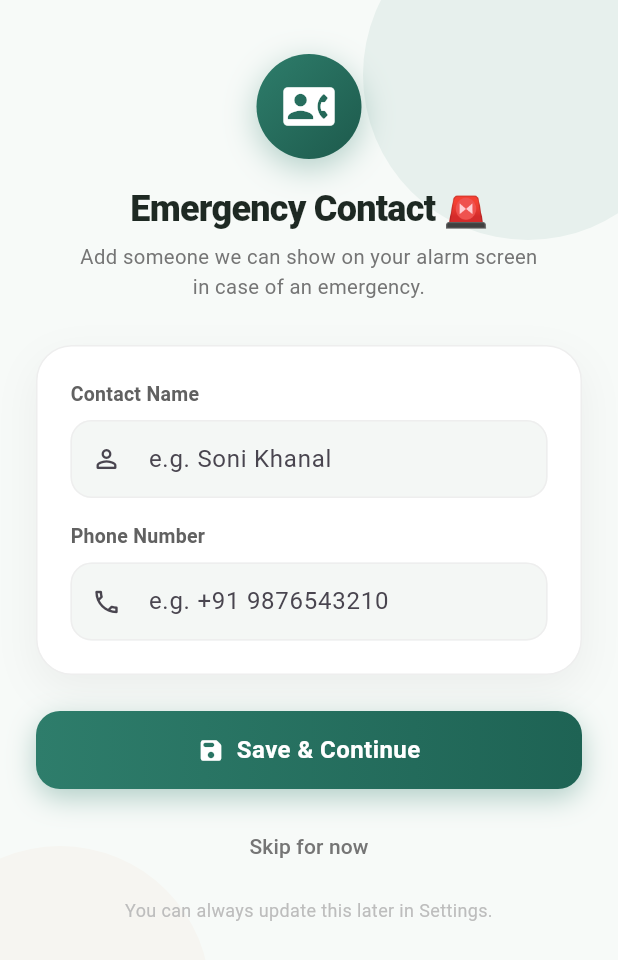
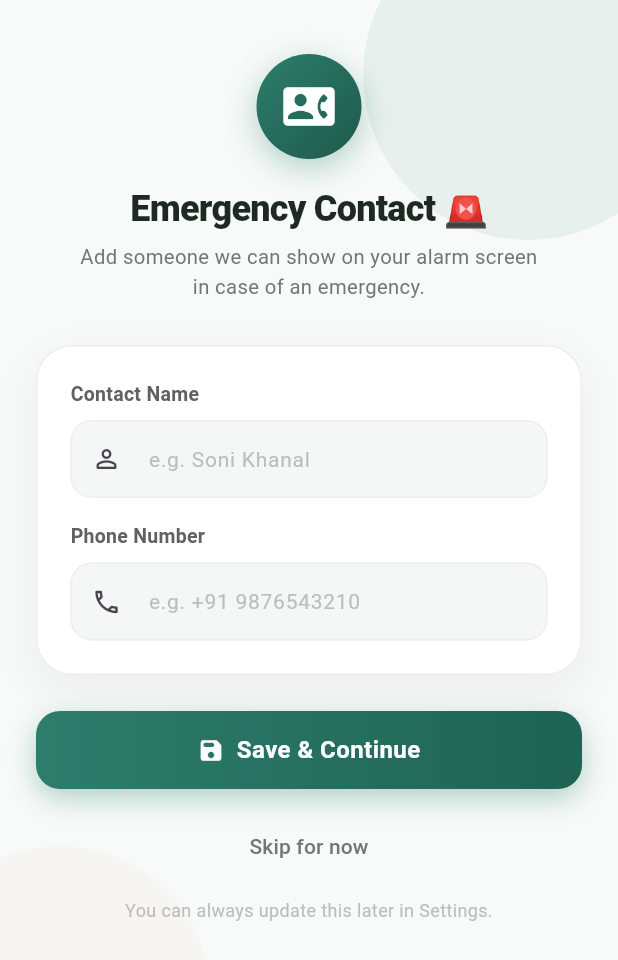
Before and after one commit to Gamvir-Khanal/MyMedicine, a Flutter app: the EmergencyContactSetupScreen screen opened directly, on a phone screen of 412 x 824 dp. Shown: the top 960 px of the screen. Run offline on Flutter 3.47's test engine with Material 3 defaults, Android fonts, the phone set to English and light mode, and no system bars; our stand-ins replace audioplayers, cloud_firestore, file_picker, firebase_auth, firebase_core, flutter_local_notifications and 5 more; accounts and stored records are empty.

```diff
--- a/lib/screens/emergency_contact_setup_screen.dart
+++ b/lib/screens/emergency_contact_setup_screen.dart
@@ -348,6 +348,11 @@ class _EmergencyContactSetupScreenState
   }) {
     return InputDecoration(
       hintText: hint,
+      hintStyle: TextStyle(
+        fontSize: 14,
+        color: isDark ? Colors.grey.shade600 : Colors.grey.shade400,
+        fontWeight: FontWeight.normal,
+      ),
       prefixIcon: Icon(icon, size: 20),
       filled: true,
       fillColor: isDark ? const Color(0xFF232B27) : const Color(0xFFF4F7F5),
```
Also changed, not shown: lib/screens/settings_screen.dart (+22 -3 lines).
